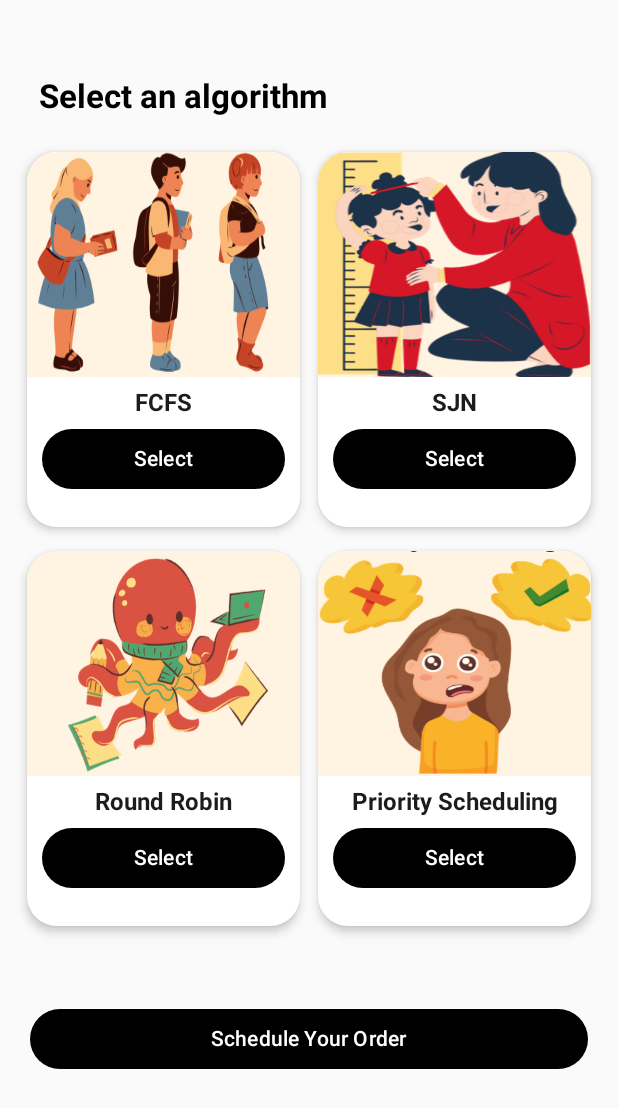
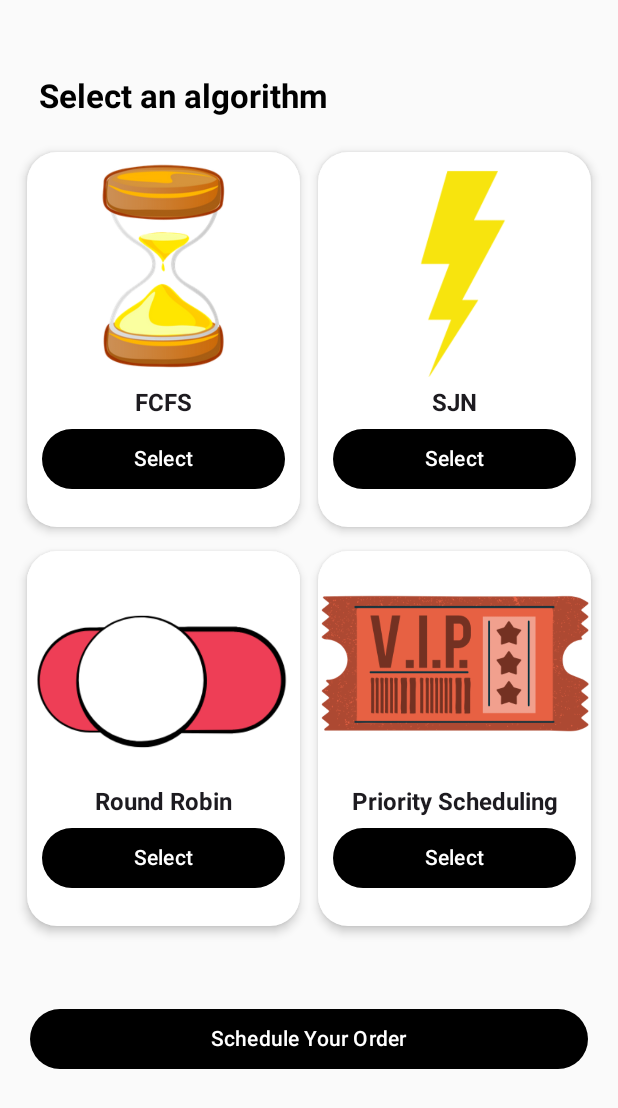
Before and after one commit to ShimaaAboelmagd257/ResturantOrderSchedular, an Android app built with Jetpack Compose: the selectAlgorithm screen opened through its navigation route, on a phone screen of 412 x 824 dp. Shown: the top 1108 px of the screen. Run offline under Robolectric (Android 15) with nearby library versions, the phone set to English and light mode, and no system bars.

Commit message:
Upload changes

```diff
--- a/app/src/main/java/com/example/resturantschadular/ui/view/AlgorithmSelection.kt
+++ b/app/src/main/java/com/example/resturantschadular/ui/view/AlgorithmSelection.kt
@@ -30,7 +30,6 @@ fun AlgorithmsSelection(  viewModel: OrderViewModel , navController: NavControll
 
     val selectedAlgorithm = remember { mutableStateOf("") }
     val algorithmOptions = getAlgorithms()
-
 
 
        Column (modifier = Modifier.padding(10.dp)){
@@ -74,7 +73,7 @@ fun AlgorithmsSelection(  viewModel: OrderViewModel , navController: NavControll
                             painter = painterResource(id = algorithm.icon),
                             contentDescription = algorithm.name,
                             modifier = Modifier.fillMaxWidth().height(150.dp),
-                            contentScale = ContentScale.FillBounds
+                            contentScale = ContentScale.Fit
                         )
 
                         Text(text = algorithm.name, fontSize = 16.sp, fontWeight = FontWeight.Bold, modifier = Modifier.padding(vertical = 8.dp))
--- a/app/src/main/java/com/example/resturantschadular/ui/view/MealCard.kt
+++ b/app/src/main/java/com/example/resturantschadular/ui/view/MealCard.kt
@@ -77,10 +77,10 @@ fun MealCard(meal: Meal,
                 }
             }else{
                 Spacer(modifier = Modifier.height(15.dp))
-                Text(
+               /* Text(
                     text = "Arrival: ${formatTimestamp(meal.arrivalTime)}",
                     style = MaterialTheme.typography.bodyMedium
-                )
+                )*/
                 Text(
                     text = "Prep Time: ${meal.prepTime} min",
                     style = MaterialTheme.typography.bodyMedium
--- a/app/src/main/java/com/example/resturantschadular/utl/AlgorithmHelper.kt
+++ b/app/src/main/java/com/example/resturantschadular/utl/AlgorithmHelper.kt
@@ -5,9 +5,9 @@ import com.example.resturantschadular.model.Algorithm
 
 fun getAlgorithms(): List<Algorithm> {
     return listOf(
-        Algorithm(name = "FCFS", icon = R.drawable.fcfs),
-        Algorithm(name = "SJN", icon = R.drawable.sjf),
-        Algorithm(name = "Round Robin", icon = R.drawable.roundrobin),
-        Algorithm(name = "Priority Scheduling", icon = R.drawable.priority)
+        Algorithm(name = "FCFS", icon = R.drawable.sandclock),
+        Algorithm(name = "SJN", icon = R.drawable.flash),
+        Algorithm(name = "Round Robin", icon = R.drawable.switching),
+        Algorithm(name = "Priority Scheduling", icon = R.drawable.vip)
     )
 }
```
Also changed, not shown: app/src/main/res/drawable/flash.png (added), app/src/main/res/drawable/sandclock.png (added), app/src/main/res/drawable/switching.png (added), app/src/main/res/drawable/vip.png (added).
